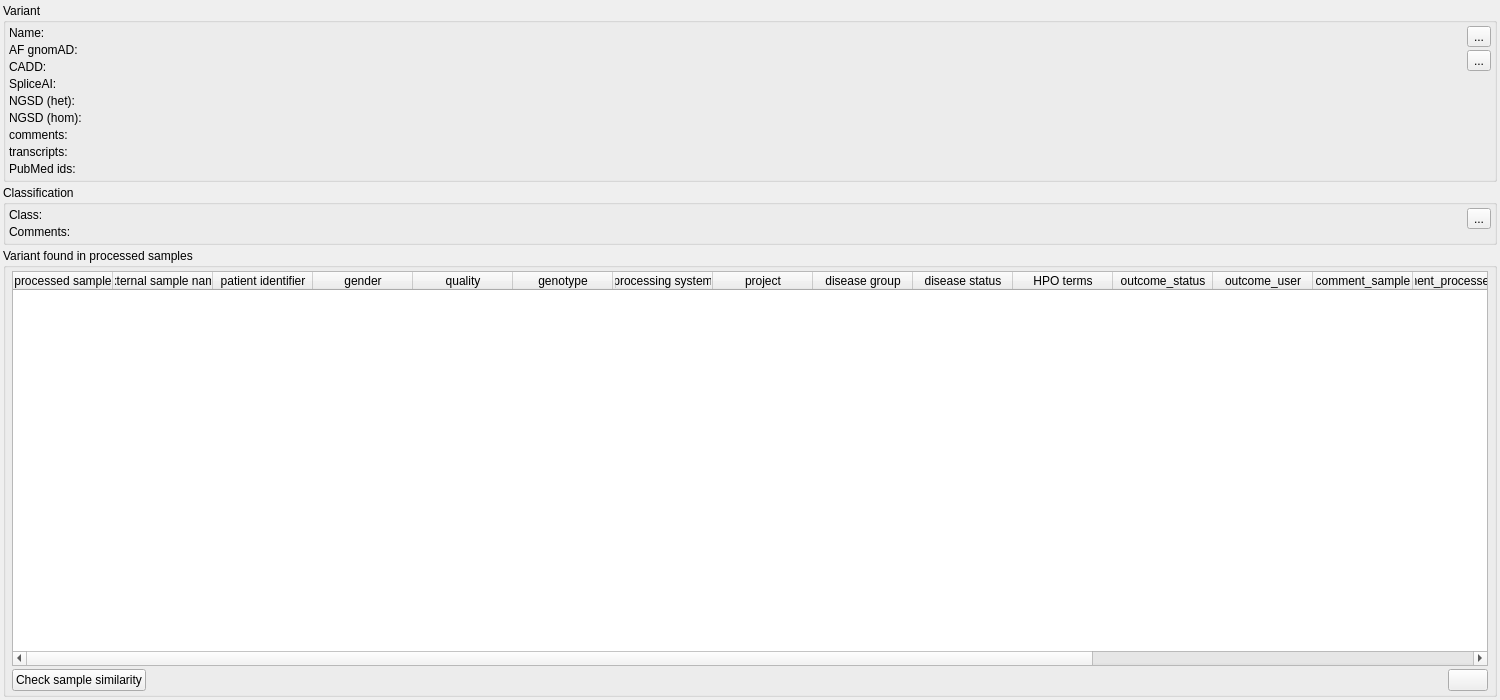
Above: src/GSvar/VariantWidget.ui from imgag/ngs-bits before the change. Below: the same form after it.
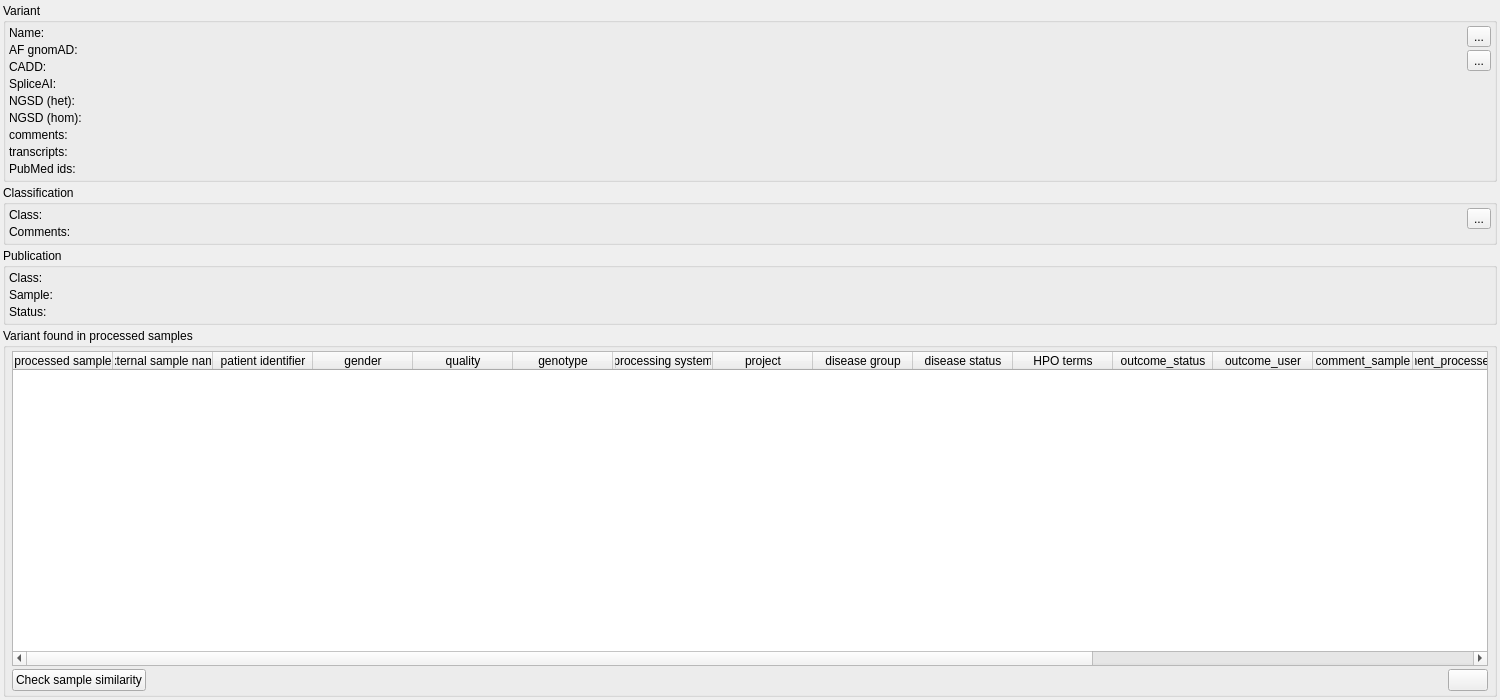
That is the form after the change. Icons and pictures are not drawn.

Commit message: GSvar: added ClinVar upload data to variant tab.

The edit to the form file:
```diff
--- a/src/GSvar/VariantWidget.ui
+++ b/src/GSvar/VariantWidget.ui
@@ -19,7 +19,7 @@
   <property name="windowTitle">
    <string>Form</string>
   </property>
-  <layout class="QVBoxLayout" name="verticalLayout" stretch="0,0,1">
+  <layout class="QVBoxLayout" name="verticalLayout" stretch="0,0,0,1">
    <property name="spacing">
     <number>3</number>
    </property>
@@ -432,6 +432,115 @@
      </layout>
     </widget>
    </item>
+   <item>
+    <widget class="QGroupBox" name="groupBox_4">
+     <property name="sizePolicy">
+      <sizepolicy hsizetype="Preferred" vsizetype="Preferred">
+       <horstretch>0</horstretch>
+       <verstretch>0</verstretch>
+      </sizepolicy>
+     </property>
+     <property name="title">
+      <string>Publication</string>
+     </property>
+     <property name="flat">
+      <bool>true</bool>
+     </property>
+     <layout class="QHBoxLayout" name="horizontalLayout_5" stretch="1">
+      <property name="spacing">
+       <number>3</number>
+      </property>
+      <property name="leftMargin">
+       <number>3</number>
+      </property>
+      <property name="topMargin">
+       <number>3</number>
+      </property>
+      <property name="rightMargin">
+       <number>3</number>
+      </property>
+      <property name="bottomMargin">
+       <number>3</number>
+      </property>
+      <item>
+       <layout class="QFormLayout" name="formLayout_3">
+        <property name="horizontalSpacing">
+         <number>3</number>
+        </property>
+        <property name="verticalSpacing">
+         <number>3</number>
+        </property>
+        <item row="0" column="0">
+         <widget class="QLabel" name="label_13">
+          <property name="text">
+           <string>Class:</string>
+          </property>
+          <property name="alignment">
+           <set>Qt::AlignLeading|Qt::AlignLeft|Qt::AlignTop</set>
+          </property>
+         </widget>
+        </item>
+        <item row="0" column="1">
+         <widget class="QLabel" name="publication_class">
+          <property name="text">
+           <string/>
+          </property>
+          <property name="textInteractionFlags">
+           <set>Qt::LinksAccessibleByMouse|Qt::TextSelectableByMouse</set>
+          </property>
+         </widget>
+        </item>
+        <item row="2" column="0">
+         <widget class="QLabel" name="label_14">
+          <property name="text">
+           <string>Status:</string>
+          </property>
+          <property name="alignment">
+           <set>Qt::AlignLeading|Qt::AlignLeft|Qt::AlignTop</set>
+          </property>
+         </widget>
+        </item>
+        <item row="2" column="1">
+         <widget class="QLabel" name="publication_status">
+          <property name="maximumSize">
+           <size>
+            <width>16777215</width>
+            <height>16777215</height>
+           </size>
+          </property>
+          <property name="text">
+           <string/>
+          </property>
+          <property name="wordWrap">
+           <bool>true</bool>
+          </property>
+          <property name="textInteractionFlags">
+           <set>Qt::LinksAccessibleByMouse|Qt::TextSelectableByMouse</set>
+          </property>
+         </widget>
+        </item>
+        <item row="1" column="0">
+         <widget class="QLabel" name="label">
+          <property name="text">
+           <string>Sample:</string>
+          </property>
+         </widget>
+        </item>
+        <item row="1" column="1">
+         <widget class="QLabel" name="publication_sample">
+          <property name="text">
+           <string/>
+          </property>
+          <property name="textInteractionFlags">
+           <set>Qt::LinksAccessibleByMouse|Qt::TextSelectableByMouse</set>
+          </property>
+         </widget>
+        </item>
+       </layout>
+      </item>
+     </layout>
+    </widget>
+   </item>
    <item>
     <widget class="QGroupBox" name="groupBox_2">
      <property name="sizePolicy">
```
Left out of the diff: 15 changed lines with no effect on the pictures. The commit also changes 2 other files.
